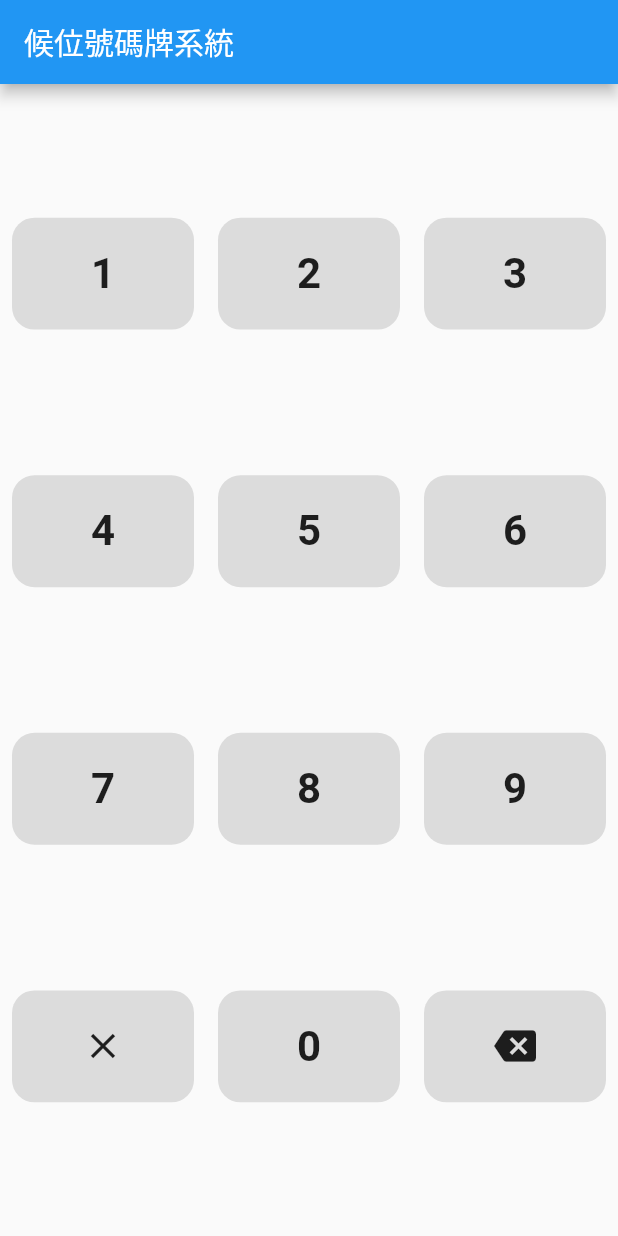
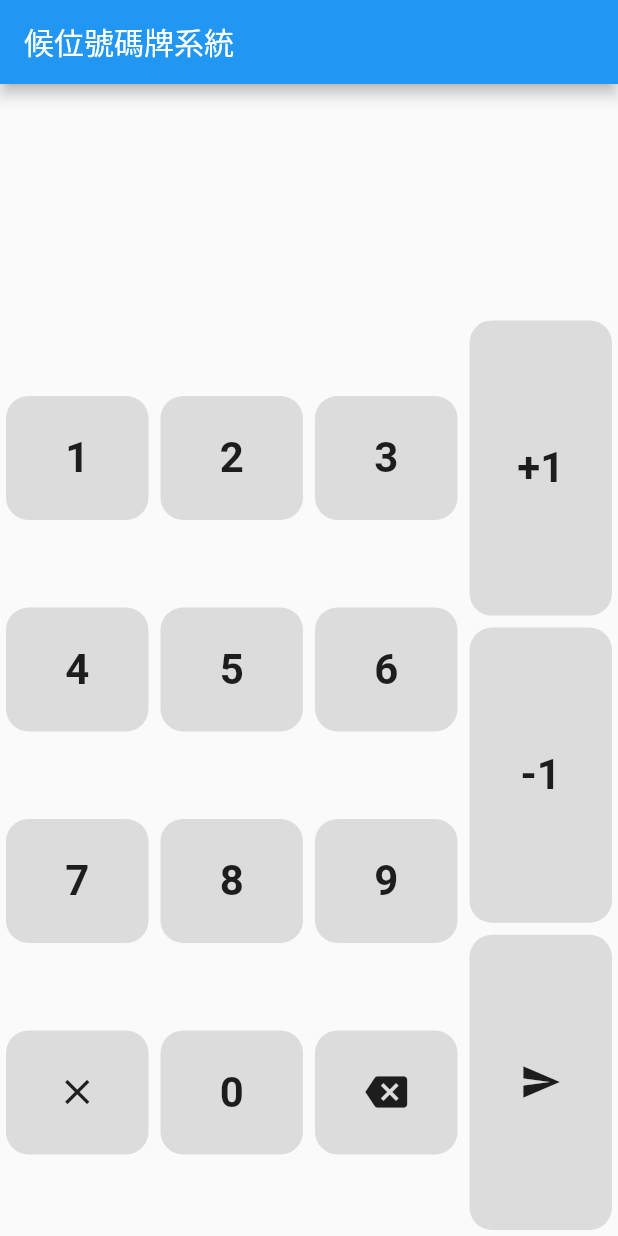
Before and after one commit to championway/flutter_app_test, a Flutter app: the OwnerRestaurantNumberPage screen opened directly, on a phone screen of 412 x 824 dp. Run offline on Flutter 3.47's test engine with Material 2 defaults, Android fonts, the phone set to English and light mode, and no system bars; our stand-ins replace fluttertoast, qr_flutter; missing offline and left inert: qr_code_scanner; generated files the repository leaves out were written again.

Commit message:
update Owner Restaurant Number Page

```diff
--- a/lib/Page/OwnerRestaurantNumberPage.dart
+++ b/lib/Page/OwnerRestaurantNumberPage.dart
@@ -1,4 +1,7 @@
 import 'package:flutter/material.dart';
+import 'package:flutter_app_test/Util/Util.dart';
+
+//https://www.youtube.com/watch?v=QBwLJKbCIlo&ab_channel=MadewithFlutter
 
 class OwnerRestaurantNumberPage extends StatefulWidget {
   @override
@@ -7,13 +10,53 @@ class OwnerRestaurantNumberPage extends StatefulWidget {
 }
 
 class _OwnerRestaurantNumberPageState extends State<OwnerRestaurantNumberPage> {
+//  final Function(int) onNumberSelected;
+//
+//  NumericPad({@required this.onNumberSelected});
+  String numberPadValue = "";
+
   @override
   Widget build(BuildContext context) {
     return Scaffold(
       appBar: AppBar(
         title: Text("候位號碼牌系統"),
       ),
-      body: numberPad(),
+      body: Column(
+        children: [
+          Expanded(
+            flex: 1,
+            child: Padding(
+              padding:
+                  const EdgeInsets.symmetric(vertical: 8.0, horizontal: 12.0),
+              child: Align(
+                alignment: Alignment.centerLeft,
+                child: Text(
+                  numberPadValue,
+                  style: TextStyle(fontSize: 24, fontWeight: FontWeight.bold),
+                ),
+              ),
+            ),
+          ),
+          Expanded(
+            flex: 4,
+            child: Row(
+              children: [
+                Expanded(flex: 6, child: numberPad()),
+                Expanded(
+                  flex: 2,
+                  child: Column(
+                    children: [
+                      buildAction(type: 0),
+                      buildAction(type: 1),
+                      buildAction(type: 2),
+                    ],
+                  ),
+                ),
+              ],
+            ),
+          ),
+        ],
+      ),
     );
   }
 
@@ -76,10 +119,47 @@ class _OwnerRestaurantNumberPageState extends State<OwnerRestaurantNumberPage> {
     );
   }
 
-  Widget buildNumber({int? number, int type : 0}) {
+  onNumberSelected(value) {
+    setState(() {
+      if (value >= 0) {
+        if (numberPadValue.length + 1 <= 4) {
+          numberPadValue = numberPadValue + value.toString();
+        }
+      } else if (value == -1) {
+        numberPadValue = numberPadValue.substring(0, numberPadValue.length - 1);
+      } else if (value == -2) {
+        numberPadValue = "";
+      }
+    });
+  }
+
+  onActionSelected(value) {
+    setState(() {
+      int numberPadValueInt;
+      if (numberPadValue == "") {
+        numberPadValueInt = 0;
+      } else {
+        numberPadValueInt = int.parse(numberPadValue);
+      }
+      if (value == 1) {
+        if (numberPadValueInt < 9999) {
+          numberPadValue = (numberPadValueInt + 1).toString();
+        }
+      } else if (value == -1) {
+        if (numberPadValueInt > 0) {
+          numberPadValue = (numberPadValueInt - 1).toString();
+        }
+      } else if (value == 0) {
+        showToast("Send");
+      }
+    });
+  }
+
+  Widget buildNumber({int? number, int type: 0}) {
     // type = 0 : number, type = 1 : backspace, type = 2 : clear
     Widget content = Container();
-    if (type == 0){
+    late Function onTapFunc;
+    if (type == 0) {
       content = Text(
         number!.toString(),
         style: TextStyle(
@@ -87,16 +167,36 @@ class _OwnerRestaurantNumberPageState extends State<OwnerRestaurantNumberPage> {
           fontWeight: FontWeight.bold,
         ),
       );
-    }
-    else if (type == 1){
-      content = Icon(Icons.backspace, size: 28,);
-    }
-    else if (type == 2){
-      content = Icon(Icons.clear, size: 28,);
+      onTapFunc = () {
+        onNumberSelected(number);
+      };
+    } else if (type == 1) {
+      content = Icon(
+        Icons.backspace,
+        size: 28,
+      );
+      onTapFunc = () {
+        onNumberSelected(-1);
+      };
+    } else if (type == 2) {
+      content = Icon(
+        Icons.clear,
+        size: 28,
+      );
+      onTapFunc = () {
+        onNumberSelected(-2);
+      };
     }
     return Expanded(
       child: Padding(
-        padding: const EdgeInsets.all(8.0),
+        padding: const EdgeInsets.all(4.0),
+        child: InkWell(
+          customBorder: RoundedRectangleBorder(
+            borderRadius: BorderRadius.circular(15),
+          ),
+          onTap: () {
+            onTapFunc();
+          },
           child: Container(
             decoration: BoxDecoration(
               color: Colors.black12,
@@ -107,6 +207,66 @@ class _OwnerRestaurantNumberPageState extends State<OwnerRestaurantNumberPage> {
             ),
           ),
         ),
+      ),
+    );
+  }
+
+  Widget buildAction({int type: 0}) {
+    // type = 0 : number, type = 1 : backspace, type = 2 : clear
+    Widget content = Container();
+    late Function onTapFunc;
+    if (type == 0) {
+      content = Text(
+        "+1",
+        style: TextStyle(
+          fontSize: 28,
+          fontWeight: FontWeight.bold,
+        ),
+      );
+      onTapFunc = () {
+        onActionSelected(1);
+      };
+    } else if (type == 1) {
+      content = Text(
+        "-1",
+        style: TextStyle(
+          fontSize: 28,
+          fontWeight: FontWeight.bold,
+        ),
+      );
+      onTapFunc = () {
+        onActionSelected(-1);
+      };
+    } else if (type == 2) {
+      content = Icon(
+        Icons.send,
+        size: 28,
+      );
+      onTapFunc = () {
+        onActionSelected(0);
+      };
+    }
+    return Expanded(
+      child: Padding(
+        padding: const EdgeInsets.all(4.0),
+        child: InkWell(
+          customBorder: RoundedRectangleBorder(
+            borderRadius: BorderRadius.circular(15),
+          ),
+          onTap: () {
+            onTapFunc();
+          },
+          child: Container(
+            decoration: BoxDecoration(
+              color: Colors.black12,
+              borderRadius: BorderRadius.all(Radius.circular(15)),
+            ),
+            child: Center(
+              child: content,
+            ),
+          ),
+        ),
+      ),
     );
   }
 }
```
Lines whose indentation alone changed are shown as unchanged.
